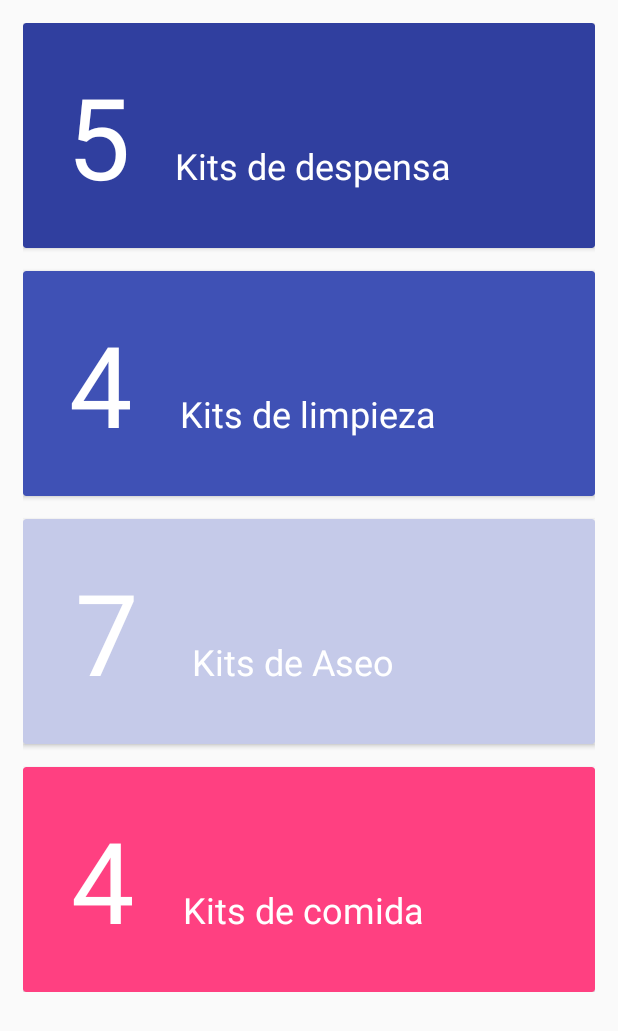
After one commit to martinrzg/Appcopio2, an Android app: the fragment DespensaFragment shown on its own in the app's theme, on a phone screen of 412 x 824 dp. The commit adds this screen. Shown: the top 1031 px of the screen. Run offline under Robolectric (Android 15) with nearby library versions, the phone set to English and light mode, and no system bars.

Commit message:
Merge branch 'develop' of C:\Users\INSPIRON\AndroidStudioProjects\Appcopio2 with conflicts.

```diff
--- a/app/src/main/java/com/example/martinruiz/appcopio2/activities/MainActivity.java
+++ b/app/src/main/java/com/example/martinruiz/appcopio2/activities/MainActivity.java
@@ -5,6 +5,8 @@ import android.support.design.widget.BottomNavigationView;
 import android.support.v7.app.AppCompatActivity;
 
 import com.example.martinruiz.appcopio2.R;
+import com.example.martinruiz.appcopio2.fragments.KitFragment;
+import com.example.martinruiz.appcopio2.fragments.DespensaFragment;
 import com.example.martinruiz.appcopio2.fragments.KitFragment;
 import com.example.martinruiz.appcopio2.fragments.ProfileFragment;
 import com.example.martinruiz.appcopio2.fragments.RegisterFragment;
@@ -45,7 +47,6 @@ public class MainActivity extends AppCompatActivity {
                 transaction.replace(R.id.frameLayoutContainer,new RegisterFragment()).commit();
                 return true;
             case R.id.navigation_kit:
-                transaction.replace(R.id.frameLayoutContainer,new KitFragment()).commit();
                 return true;
             case R.id.navigation_despensa:
                 return true;
--- /dev/null
+++ b/app/src/main/java/com/example/martinruiz/appcopio2/fragments/DespensaFragment.java
@@ -0,0 +1,107 @@
+package com.example.martinruiz.appcopio2.fragments;
+
+import android.content.Context;
+import android.net.Uri;
+import android.os.Bundle;
+import android.support.v4.app.Fragment;
+import android.view.LayoutInflater;
+import android.view.View;
+import android.view.ViewGroup;
+
+import com.example.martinruiz.appcopio2.R;
+
+
+/**
+ * A simple {@link Fragment} subclass.
+ * Activities that contain this fragment must implement the
+ * {@link OnFragmentInteractionListener} interface
+ * to handle interaction events.
+ * Use the {@link DespensaFragment#newInstance} factory method to
+ * create an instance of this fragment.
+ */
+public class DespensaFragment extends Fragment {
+    // TODO: Rename parameter arguments, choose names that match
+    // the fragment initialization parameters, e.g. ARG_ITEM_NUMBER
+    private static final String ARG_PARAM1 = "param1";
+    private static final String ARG_PARAM2 = "param2";
+
+    // TODO: Rename and change types of parameters
+    private String mParam1;
+    private String mParam2;
+
+    private OnFragmentInteractionListener mListener;
+
+    public DespensaFragment() {
+        // Required empty public constructor
+    }
+
+    /**
+     * Use this factory method to create a new instance of
+     * this fragment using the provided parameters.
+     *
+     * @param param1 Parameter 1.
+     * @param param2 Parameter 2.
+     * @return A new instance of fragment DespensaFragment.
+     */
+    // TODO: Rename and change types and number of parameters
+    public static DespensaFragment newInstance(String param1, String param2) {
+        DespensaFragment fragment = new DespensaFragment();
+        Bundle args = new Bundle();
+        args.putString(ARG_PARAM1, param1);
+        args.putString(ARG_PARAM2, param2);
+        fragment.setArguments(args);
+        return fragment;
+    }
+
+    @Override
+    public void onCreate(Bundle savedInstanceState) {
+        super.onCreate(savedInstanceState);
+        if (getArguments() != null) {
+            mParam1 = getArguments().getString(ARG_PARAM1);
+            mParam2 = getArguments().getString(ARG_PARAM2);
+        }
+    }
+
+    @Override
+    public View onCreateView(LayoutInflater inflater, ViewGroup container,
+                             Bundle savedInstanceState) {
+        // Inflate the layout for this fragment
+        return inflater.inflate(R.layout.fragment_despensa, container, false);
+    }
+
+    // TODO: Rename method, update argument and hook method into UI event
+    public void onButtonPressed(Uri uri) {
+        if (mListener != null) {
+            mListener.onFragmentInteraction(uri);
+        }
+    }
+
+    @Override
+    public void onAttach(Context context) {
+        super.onAttach(context);
+        if (context instanceof OnFragmentInteractionListener) {
+            mListener = (OnFragmentInteractionListener) context;
+        }
+    }
+
+    @Override
+    public void onDetach() {
+        super.onDetach();
+        mListener = null;
+    }
+
+    /**
+     * This interface must be implemented by activities that contain this
+     * fragment to allow an interaction in this fragment to be communicated
+     * to the activity and potentially other fragments contained in that
+     * activity.
+     * <p>
+     * See the Android Training lesson <a href=
+     * "http://developer.android.com/training/basics/fragments/communicating.html"
+     * >Communicating with Other Fragments</a> for more information.
+     */
+    public interface OnFragmentInteractionListener {
+        // TODO: Update argument type and name
+        void onFragmentInteraction(Uri uri);
+    }
+}
--- a/app/src/main/java/com/example/martinruiz/appcopio2/fragments/RegisterFragment.java
+++ b/app/src/main/java/com/example/martinruiz/appcopio2/fragments/RegisterFragment.java
@@ -304,7 +304,7 @@ public class RegisterFragment extends Fragment {
 
 
                         }else{
-                            //TODO: AGREGAR NUEVO PRODUCTO
+                            Toast.makeText(getContext(), "Producto no registrado favor de registrarlo", Toast.LENGTH_LONG).show();
                         }
                     }
                     @Override
--- /dev/null
+++ b/app/src/main/res/layout/fragment_despensa.xml
@@ -0,0 +1,160 @@
+<FrameLayout xmlns:android="http://schemas.android.com/apk/res/android"
+    xmlns:tools="http://schemas.android.com/tools"
+    android:layout_width="match_parent"
+    android:layout_height="match_parent"
+    tools:context="com.example.martinruiz.appcopio2.fragments.DespensaFragment">
+
+    <ScrollView
+        xmlns:android="http://schemas.android.com/apk/res/android"
+        xmlns:card_view="http://schemas.android.com/apk/res-auto"
+        android:layout_width="fill_parent"
+        android:layout_height="fill_parent"
+        android:paddingBottom="24dp"
+        >
+        <LinearLayout
+            android:orientation="vertical"
+            android:layout_width="match_parent"
+            android:layout_height="match_parent"
+            android:padding="15dp">
+
+
+            <android.support.v7.widget.CardView
+                android:layout_width="match_parent"
+                android:layout_height="150dp"
+                android:backgroundTint="@color/colorPrimaryDark">
+
+                <LinearLayout
+                    android:orientation="horizontal"
+                    android:layout_width="match_parent"
+                    android:layout_height="match_parent"
+                    >
+                    <TextView
+                        android:id="@+id/textView2"
+                        android:layout_width="74dp"
+                        android:layout_height="match_parent"
+                        android:textColor="@color/icons"
+                        android:gravity="center"
+                        android:textSize="75sp"
+                        android:text="5"
+                        android:layout_weight="0.29" />
+
+                    <TextView
+                        android:id="@+id/textView4"
+                        android:layout_width="wrap_content"
+                        android:layout_height="50dp"
+
+                        android:layout_weight="1.00"
+                        android:text="Kits de despensa"
+                        android:textColor="@color/icons"
+                        android:textSize="24sp" />
+
+
+                </LinearLayout>
+            </android.support.v7.widget.CardView>
+
+            <android.support.v7.widget.CardView
+                android:layout_width="match_parent"
+                android:layout_height="150dp"
+                android:layout_marginTop="15dp"
+                android:backgroundTint="@color/colorPrimary">
+
+                <LinearLayout
+                    android:orientation="horizontal"
+                    android:layout_width="match_parent"
+                    android:layout_height="match_parent"
+                    >
+                    <TextView
+                        android:id="@+id/textView3"
+                        android:layout_width="74dp"
+                        android:layout_height="match_parent"
+                        android:textColor="@color/icons"
+                        android:gravity="center"
+                        android:textSize="75sp"
+                        android:text="4"
+                        android:layout_weight="0.29" />
+
+                    <TextView
+                        android:id="@+id/textView5"
+                        android:layout_width="wrap_content"
+                        android:layout_height="50dp"
+
+                        android:layout_weight="1.00"
+                        android:text="Kits de limpieza"
+                        android:textColor="@color/icons"
+                        android:textSize="24sp" />
+                </LinearLayout>
+
+            </android.support.v7.widget.CardView>
+
+            <android.support.v7.widget.CardView
+                android:layout_width="match_parent"
+                android:layout_height="150dp"
+                android:layout_marginTop="15dp"
+                android:backgroundTint="@color/colorPrimaryLight">
+
+                <LinearLayout
+                    android:orientation="horizontal"
+                    android:layout_width="match_parent"
+                    android:layout_height="match_parent"
+                    >
+                    <TextView
+                        android:id="@+id/textView6"
+                        android:layout_width="74dp"
+                        android:layout_height="match_parent"
+                        android:textColor="@color/icons"
+                        android:gravity="center"
+                        android:textSize="75sp"
+                        android:text="7"
+                        android:layout_weight="0.29" />
+
+                    <TextView
+                        android:id="@+id/textView7"
+                        android:layout_width="wrap_content"
+                        android:layout_height="50dp"
+
+                        android:layout_weight="1.00"
+                        android:text="Kits de Aseo"
+                        android:textColor="@color/icons"
+                        android:textSize="24sp" />
+                </LinearLayout>
+
+            </android.support.v7.widget.CardView>
+
+            <android.support.v7.widget.CardView
+                android:layout_width="match_parent"
+                android:layout_height="150dp"
+                android:layout_marginTop="15dp"
+                android:backgroundTint="@color/colorAccent">
+
+                <LinearLayout
+                    android:orientation="horizontal"
+                    android:layout_width="match_parent"
+                    android:layout_height="match_parent"
+                    >
+                    <TextView
+                        android:id="@+id/textView8"
+                        android:layout_width="74dp"
+                        android:layout_height="match_parent"
+                        android:textColor="@color/icons"
+                        android:gravity="center"
+                        android:textSize="75sp"
+                        android:text="4"
+                        android:layout_weight="0.29" />
+
+                    <TextView
+                        android:id="@+id/textView9"
+                        android:layout_width="wrap_content"
+                        android:layout_height="50dp"
+
+                        android:layout_weight="1.00"
+                        android:text="Kits de comida"
+                        android:textColor="@color/icons"
+                        android:textSize="24sp" />
+                </LinearLayout>
+
+            </android.support.v7.widget.CardView>
+
+        </LinearLayout>
+    </ScrollView>
+
+</FrameLayout>
--- a/app/src/main/res/values/colors.xml
+++ b/app/src/main/res/values/colors.xml
@@ -2,6 +2,12 @@
 <resources>
     <color name="colorPrimary">#3F51B5</color>
     <color name="colorPrimaryDark">#303F9F</color>
+    <color name="colorPrimaryLight">#C5CAE9</color>x
     <color name="colorAccent">#FF4081</color>
     <color name="white">#FFFFFF</color>
+    <color name="primaryText">#212121</color>
+    <color name="secundaryText">#757575</color>
+    <color name="icons">#FFFFFF</color>
+    <color name="divider">#BDBDBD</color>
+
 </resources>
--- a/app/src/main/res/values/styles.xml
+++ b/app/src/main/res/values/styles.xml
@@ -1,7 +1,7 @@
 <resources>
 
     <!-- Base application theme. -->
-    <style name="AppTheme" parent="Theme.AppCompat.Light.DarkActionBar">
+    <style name="AppTheme" parent="Theme.AppCompat.Light.NoActionBar">
         <!-- Customize your theme here. -->
         <item name="colorPrimary">@color/colorPrimary</item>
         <item name="colorPrimaryDark">@color/colorPrimaryDark</item>
```
Also changed, not shown: app/src/main/java/com/example/martinruiz/appcopio2/fragments/KitFragment.java (+14 -1 lines), app/src/main/java/com/example/martinruiz/appcopio2/fragments/RegistroFragment.java (added, +142 -0 lines), app/src/main/res/layout/customrow.xml (added, +35 -0 lines), app/src/main/res/layout/customrow2.xml (added, +35 -0 lines), app/src/main/res/layout/fragment_registro.xml (added, +78 -0 lines), app/src/main/res/menu/menu_kit.xml (added, +16 -0 lines), app/src/main/res/drawable-hdpi/ic_code.png (added), app/src/main/res/drawable-mdpi/ic_code.png (added), app/src/main/res/drawable-xhdpi/ic_code.png (added), app/src/main/res/drawable-xxhdpi/ic_code.png (added).
